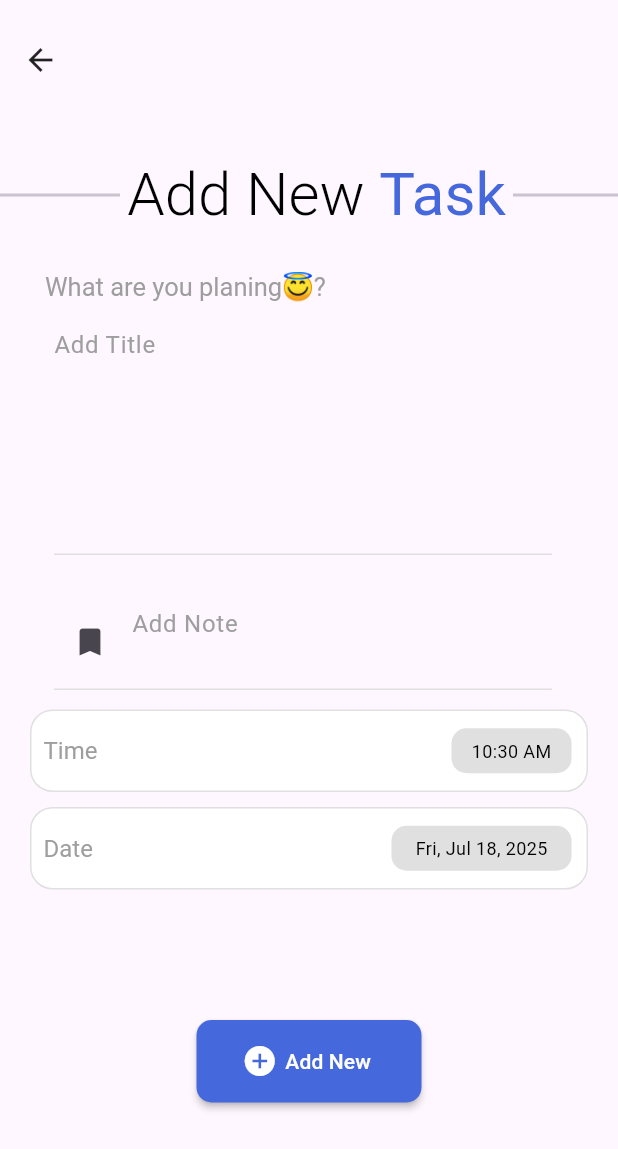
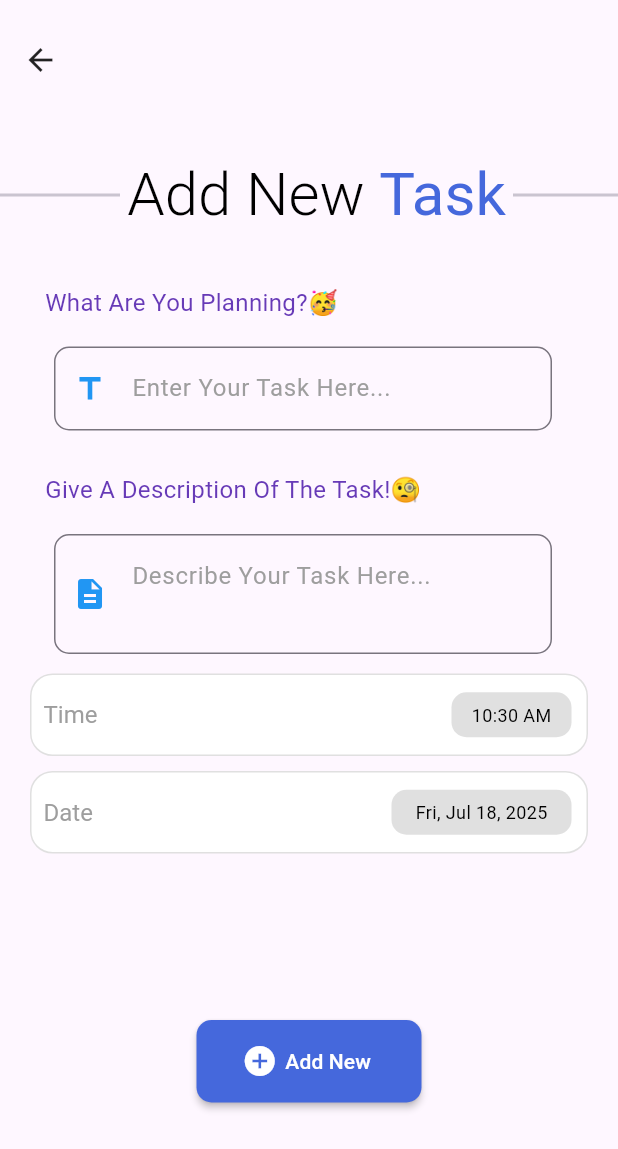
Before and after one commit to akashverma55/Flutter_ToDoApp, a Flutter app: the screen it shows after launch, after a tap on the "add" icon, on a phone screen of 412 x 824 dp. Shown: the top 1149 px of the screen. Run offline on Flutter 3.47's test engine with Material 3 defaults, Android fonts, the phone set to English and light mode, and no system bars; our stand-ins replace animate_do, hive, hive_flutter, lottie; missing offline and left inert: flutter_cupertino_date_picker_fork, ftoast, panara_dialogs; accounts and stored records are empty.

Commit message:
Updated the design

```diff
--- a/lib/views/home/home_view.dart
+++ b/lib/views/home/home_view.dart
@@ -19,21 +19,20 @@ class HomeView extends StatefulWidget {
 }
 
 class _HomeViewState extends State<HomeView> {
-
   // Check Value for circle progress indicator //
-  dynamic valueOfIndicator(List<Task> task){
-    if(task.isNotEmpty){
+  dynamic valueOfIndicator(List<Task> task) {
+    if (task.isNotEmpty) {
       return task.length;
-    }else{
+    } else {
       return 3;
     }
   }
 
   // Check Done Task //
-  int checkDoneTask(List<Task> tasks){
+  int checkDoneTask(List<Task> tasks) {
     int count = 0;
-    for(Task done in tasks){
-      if(done.isCompleted){
+    for (Task done in tasks) {
+      if (done.isCompleted) {
         count++;
       }
     }
@@ -54,53 +53,101 @@ class _HomeViewState extends State<HomeView> {
 
     final base = BaseWidget.of(context);
 
-    return ValueListenableBuilder(valueListenable: base.dataStore.listenToTask(), builder: (ctx,Box<Task> box, Widget? child){
+    return ValueListenableBuilder(
+      valueListenable: base.dataStore.listenToTask(),
+      builder: (ctx, Box<Task> box, Widget? child) {
+        var tasks = box.values.toList();
 
-      var tasks = box.values.toList();
+        tasks.sort((a, b) => a.createdAtDate.compareTo(b.createdAtDate));
 
-      tasks.sort((a,b)=>a.createdAtDate.compareTo(b.createdAtDate));
+        return Scaffold(
+          backgroundColor: Colors.white,
 
-      return Scaffold(
-      backgroundColor: Colors.white,
+          floatingActionButton: Fab(),
 
-      floatingActionButton: Fab(),
+  //         appBar: AppBar(
+  //           backgroundColor:
+  //               Colors.transparent, // ✅ make background transparent
+  //           elevation: 0,
+  //           flexibleSpace: Container(
+  //   decoration: BoxDecoration(
+  //     image: DecorationImage(
+  //       image: AssetImage('assets/images/pic.jpg'), // ✅ same image or different
+  //       fit: BoxFit.cover,
+  //     ),
+  //   ),
+  // ),
+  //           actions: [
+  //             Padding(
+  //               padding: const EdgeInsets.only(right: 10),
+  //               child: IconButton(
+  //                 onPressed: () {
+  //                   setState(() {
+  //                     if (tasks.isEmpty) {
+  //                       noTaskWarning(context);
+  //                     } else {
+  //                       deleteAllTaskWarning(context);
+  //                     }
+  //                   });
+  //                   print("Delete All Button Pressed");
+  //                 },
+  //                 icon: const Icon(Icons.delete),
+  //               ),
+  //             ),
+  //           ],
+  //         ),
 
-      appBar: AppBar(
-        actions: [
-          Padding(
-            padding: const EdgeInsets.only(right:10),
-            child: IconButton(
-              onPressed: () {
-                setState(() {
-                  if(tasks.isEmpty){
-                    noTaskWarning(context);
-                  }
-                  else{
-                    deleteAllTaskWarning(context);
-                  }
-                });
-                print("Delete All Button Pressed");
-              },
-              icon: const Icon(Icons.delete),
+
+          body: Container(
+            decoration: BoxDecoration(
+              image: DecorationImage(
+                image: AssetImage(
+                  'assets/images/pic.jpg',
+                ), // 👈 your image path
+                fit: BoxFit.cover, // makes the image cover the whole screen
+              ),
             ),
+            child: _buildHomeBody(
+              textTheme,
+              base,
+              tasks,
+            ), // 👈 your content on top
           ),
-        ],
-      ),
-      drawer: drawer(icons: icons, titles: titles),
-
-      body: _buildHomeBody(textTheme,base,tasks),
-
+        );
+      },
     );
-    });
   }
 
   /// Home Body ///
-  Widget _buildHomeBody(TextTheme textTheme,BaseWidget base, List<Task> tasks) {
+  Widget _buildHomeBody(
+    TextTheme textTheme,
+    BaseWidget base,
+    List<Task> tasks,
+  ) {
     return SizedBox(
       width: double.infinity,
       height: double.infinity,
       child: Column(
         children: [
+          SizedBox(
+            height: 50,
+            width: double.infinity,
+            child: Row(
+              mainAxisAlignment: MainAxisAlignment.spaceBetween,
+              children: [
+                drawer(icons: icons, titles: titles),
+                IconButton(onPressed: (){
+                  setState(() {
+                        if (tasks.isEmpty) {
+                          noTaskWarning(context);
+                        } else {
+                          deleteAllTaskWarning(context);
+                        }
+                      });
+                }, icon: const Icon(Icons.delete),)
+              ]
+            ),
+          ),
           /// Custom App Bar ///
           Container(
             margin: const EdgeInsets.only(top: 60),
@@ -111,12 +158,16 @@ class _HomeViewState extends State<HomeView> {
               children: [
                 /// Progress Indicator ///
                 SizedBox(
-                  height: 25,
-                  width: 25,
+                  height: 50,
+                  width: 50,
                   child: CircularProgressIndicator(
-                    value: checkDoneTask(tasks)/valueOfIndicator(tasks),
+                    value: checkDoneTask(tasks) / valueOfIndicator(tasks),
                     backgroundColor: Colors.grey,
                     valueColor: AlwaysStoppedAnimation(AppColors.primaryColor),
+                    strokeWidth: 10,
+                    strokeAlign: BorderSide.strokeAlignOutside,
+                    strokeCap: StrokeCap.round,
+                    trackGap: 50,
                   ),
                 ),
 
@@ -130,7 +181,10 @@ class _HomeViewState extends State<HomeView> {
                   children: [
                     Text(AppStr.mainTitle, style: textTheme.displayLarge),
                     SizedBox(height: 3),
-                    Text("${checkDoneTask(tasks)} out of ${tasks.length} tasks has been completed", style: textTheme.titleMedium),
+                    Text(
+                      "${checkDoneTask(tasks)} out of ${tasks.length} tasks has been completed",
+                      style: textTheme.titleMedium,
+                    ),
                   ],
                 ),
               ],
@@ -153,8 +207,6 @@ class _HomeViewState extends State<HomeView> {
                     itemCount: tasks.length,
                     scrollDirection: Axis.vertical,
                     itemBuilder: (context, index) {
-
-
                       /// we are getting single task from list
                       var task = tasks[index];
                       return Dismissible(
--- a/lib/views/tasks/components/rep_textfield.dart
+++ b/lib/views/tasks/components/rep_textfield.dart
@@ -20,27 +20,55 @@ class RepTextField extends StatelessWidget {
     return Container(
       margin: EdgeInsets.symmetric(horizontal: 20),
       width: double.infinity,
-      child: ListTile(
+      child: Column(
+        mainAxisAlignment: MainAxisAlignment.start,
+        crossAxisAlignment: CrossAxisAlignment.start,
+        children: [
+          isDesc ?
+            Padding(
+              padding: const EdgeInsets.all(10.0),
+              child: Text(
+                "Give A Description Of The Task!🧐",
+                style: TextStyle(color: Colors.deepPurple, fontSize: 16),
+              ),
+            ):
+            Padding(
+              padding: const EdgeInsets.all(10.0),
+              child: Text(
+                "What Are You Planning?🥳",
+                style: TextStyle(color: Colors.deepPurple, fontSize: 16),
+              ),
+            ),
+          ListTile(
             title: TextFormField(
               controller: controller,
-          maxLines: isDesc? 2:6,
-          cursorHeight: 60,
+              maxLines: isDesc? 2:1,
+              cursorHeight: 20,
               style: const TextStyle(color: Colors.black),
               decoration: InputDecoration(
-            hintText: isDesc? AppStr.addNote: "Add Title",
+                hintText: isDesc? "Describe Your Task Here..." : "Enter Your Task Here...",
                 hintStyle: TextStyle(color: Colors.grey),
-            prefixIcon: isDesc? Icon(Icons.bookmark):null,
-            enabledBorder: UnderlineInputBorder(
-              borderSide: BorderSide(color: Colors.grey.shade300),
+                prefixIcon: isDesc? Icon(Icons.description,color: Colors.blue,) : Icon(Icons.title,color: Colors.blue),
+
+                border: OutlineInputBorder(
+                    borderSide: BorderSide(
+                      color: Colors.blueGrey,
                     ),
-            focusedBorder: UnderlineInputBorder(
-              borderSide: BorderSide(color: Colors.grey.shade300),
+                    borderRadius: BorderRadius.circular(10)
+                  ),
+                focusedBorder: OutlineInputBorder(
+                    borderSide: BorderSide(
+                      color: Colors.deepPurple,
+                    ),
+                    borderRadius: BorderRadius.circular(10)
                   ),
               ),
               onFieldSubmitted: onFieldSubmit,
               onChanged: onChanged,
             ),
           ),
+        ],
+      ),
     );
   }
 }
--- a/lib/views/tasks/task_view.dart
+++ b/lib/views/tasks/task_view.dart
@@ -239,13 +239,7 @@ class _TaskViewState extends State<TaskView> {
       child: Column(
         crossAxisAlignment: CrossAxisAlignment.start,
         children: [
-          Padding(
-            padding: const EdgeInsets.only(left: 30),
-            child: Text(
-              AppStr.titleOfTitleTextField,
-              style: textTheme.headlineMedium,
-            ),
-          ),
+
 
           RepTextField(
             controller: _titleController,
```
Lines whose indentation alone changed are shown as unchanged.
